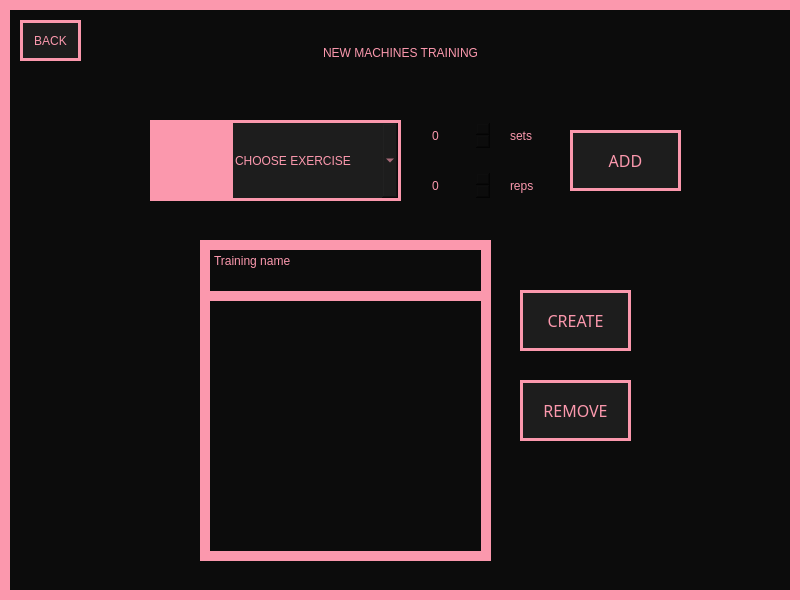
First picture: the form in View/NewMachinesTraining.ui, repository Hanna-J-K/fitnessapp, before the edit.
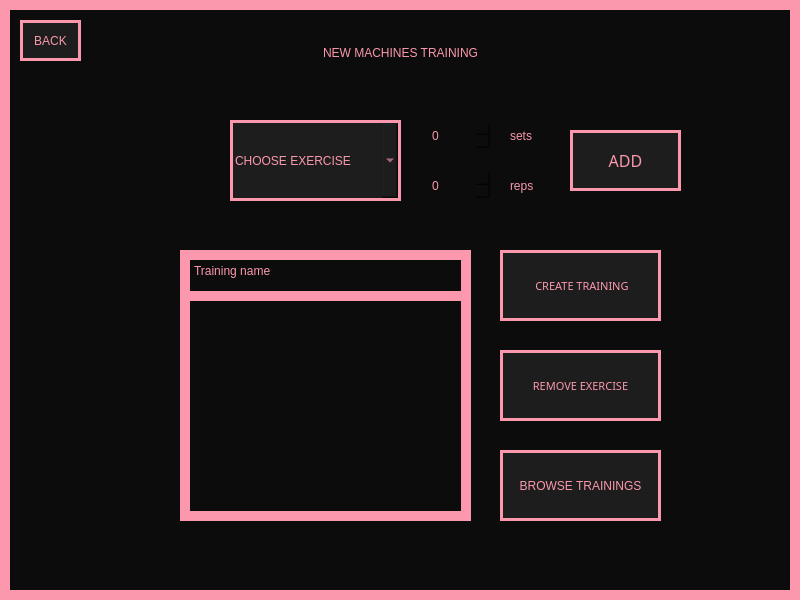
Second picture: the form after the edit. Icons and pictures are not drawn.

Commit message: browse trainings buttons added

```diff
--- a/View/NewMachinesTraining.ui
+++ b/View/NewMachinesTraining.ui
@@ -38,46 +38,6 @@
      <string>NEW MACHINES TRAINING</string>
     </property>
    </widget>
-   <widget class="QListWidget" name="training_list">
-    <property name="geometry">
-     <rect>
-      <x>200</x>
-      <y>290</y>
-      <width>291</width>
-      <height>271</height>
-     </rect>
-    </property>
-   </widget>
-   <widget class="QPushButton" name="bw_btn">
-    <property name="geometry">
-     <rect>
-      <x>150</x>
-      <y>120</y>
-      <width>81</width>
-      <height>81</height>
-     </rect>
-    </property>
-    <property name="cursor">
-     <cursorShape>PointingHandCursor</cursorShape>
-    </property>
-    <property name="styleSheet">
-     <string notr="true">border: none;
-background-color: #FB98AD;</string>
-    </property>
-    <property name="text">
-     <string/>
-    </property>
-    <property name="icon">
-     <iconset>
-      <normaloff>resources/023-muscle.svg</normaloff>resources/023-muscle.svg</iconset>
-    </property>
-    <property name="iconSize">
-     <size>
-      <width>60</width>
-      <height>60</height>
-     </size>
-    </property>
-   </widget>
    <widget class="QComboBox" name="exercise_combo">
     <property name="geometry">
      <rect>
@@ -218,82 +178,6 @@
      <string>reps</string>
     </property>
    </widget>
-   <widget class="QPushButton" name="create_training_btn">
-    <property name="geometry">
-     <rect>
-      <x>520</x>
-      <y>290</y>
-      <width>111</width>
-      <height>61</height>
-     </rect>
-    </property>
-    <property name="font">
-     <font>
-      <family>PRIMETIME</family>
-      <pointsize>12</pointsize>
-      <weight>50</weight>
-      <italic>false</italic>
-      <bold>false</bold>
-     </font>
-    </property>
-    <property name="cursor">
-     <cursorShape>PointingHandCursor</cursorShape>
-    </property>
-    <property name="styleSheet">
-     <string notr="true">background-color: #1D1D1D;border: 3px solid #FB98AD;
-font: 12pt &quot;PRIMETIME&quot;;</string>
-    </property>
-    <property name="text">
-     <string>CREATE</string>
-    </property>
-   </widget>
-   <widget class="QPlainTextEdit" name="training_name">
-    <property name="geometry">
-     <rect>
-      <x>200</x>
-      <y>240</y>
-      <width>291</width>
-      <height>61</height>
-     </rect>
-    </property>
-    <property name="styleSheet">
-     <string notr="true">border: 10px solid #FB98AD;
-font: 12pt &quot;MS Shell Dlg 2&quot;;
-</string>
-    </property>
-    <property name="plainText">
-     <string>Training name</string>
-    </property>
-   </widget>
-   <widget class="QPushButton" name="remove_training_btn">
-    <property name="geometry">
-     <rect>
-      <x>520</x>
-      <y>380</y>
-      <width>111</width>
-      <height>61</height>
-     </rect>
-    </property>
-    <property name="font">
-     <font>
-      <family>PRIMETIME</family>
-      <pointsize>12</pointsize>
-      <weight>50</weight>
-      <italic>false</italic>
-      <bold>false</bold>
-     </font>
-    </property>
-    <property name="cursor">
-     <cursorShape>PointingHandCursor</cursorShape>
-    </property>
-    <property name="styleSheet">
-     <string notr="true">background-color: #1D1D1D;border: 3px solid #FB98AD;
-font: 12pt &quot;PRIMETIME&quot;;</string>
-    </property>
-    <property name="text">
-     <string>REMOVE</string>
-    </property>
-   </widget>
    <widget class="QPushButton" name="back_btn">
     <property name="geometry">
      <rect>
@@ -314,6 +198,112 @@
      <string>BACK</string>
     </property>
    </widget>
+   <widget class="QPushButton" name="create_training_btn">
+    <property name="geometry">
+     <rect>
+      <x>500</x>
+      <y>250</y>
+      <width>161</width>
+      <height>71</height>
+     </rect>
+    </property>
+    <property name="font">
+     <font>
+      <family>PRIMETIME</family>
+      <pointsize>8</pointsize>
+      <weight>50</weight>
+      <italic>false</italic>
+      <bold>false</bold>
+     </font>
+    </property>
+    <property name="cursor">
+     <cursorShape>PointingHandCursor</cursorShape>
+    </property>
+    <property name="styleSheet">
+     <string notr="true">background-color: #1D1D1D;border: 3px solid #FB98AD;
+font: 8pt &quot;PRIMETIME&quot;;</string>
+    </property>
+    <property name="text">
+     <string> CREATE TRAINING</string>
+    </property>
+   </widget>
+   <widget class="QPushButton" name="remove_training_btn">
+    <property name="geometry">
+     <rect>
+      <x>500</x>
+      <y>350</y>
+      <width>161</width>
+      <height>71</height>
+     </rect>
+    </property>
+    <property name="font">
+     <font>
+      <family>PRIMETIME</family>
+      <pointsize>8</pointsize>
+      <weight>50</weight>
+      <italic>false</italic>
+      <bold>false</bold>
+     </font>
+    </property>
+    <property name="cursor">
+     <cursorShape>PointingHandCursor</cursorShape>
+    </property>
+    <property name="styleSheet">
+     <string notr="true">background-color: #1D1D1D;border: 3px solid #FB98AD;
+font: 8pt &quot;PRIMETIME&quot;;</string>
+    </property>
+    <property name="text">
+     <string>REMOVE EXERCISE</string>
+    </property>
+   </widget>
+   <widget class="QListWidget" name="training_list">
+    <property name="geometry">
+     <rect>
+      <x>180</x>
+      <y>280</y>
+      <width>291</width>
+      <height>241</height>
+     </rect>
+    </property>
+   </widget>
+   <widget class="QPlainTextEdit" name="training_name">
+    <property name="geometry">
+     <rect>
+      <x>180</x>
+      <y>250</y>
+      <width>291</width>
+      <height>51</height>
+     </rect>
+    </property>
+    <property name="styleSheet">
+     <string notr="true">border: 10px solid #FB98AD;
+font: 12pt &quot;MS Shell Dlg 2&quot;;
+</string>
+    </property>
+    <property name="plainText">
+     <string>Training name</string>
+    </property>
+   </widget>
+   <widget class="QPushButton" name="browse_btn">
+    <property name="geometry">
+     <rect>
+      <x>500</x>
+      <y>450</y>
+      <width>161</width>
+      <height>71</height>
+     </rect>
+    </property>
+    <property name="cursor">
+     <cursorShape>PointingHandCursor</cursorShape>
+    </property>
+    <property name="styleSheet">
+     <string notr="true">background-color: #1D1D1D;border: 3px solid #FB98AD;
+font: 8pt &quot;PRIMETIME&quot;;</string>
+    </property>
+    <property name="text">
+     <string>BROWSE TRAININGS</string>
+    </property>
+   </widget>
   </widget>
  </widget>
  <resources/>
```
The commit also changes 7 other files.
